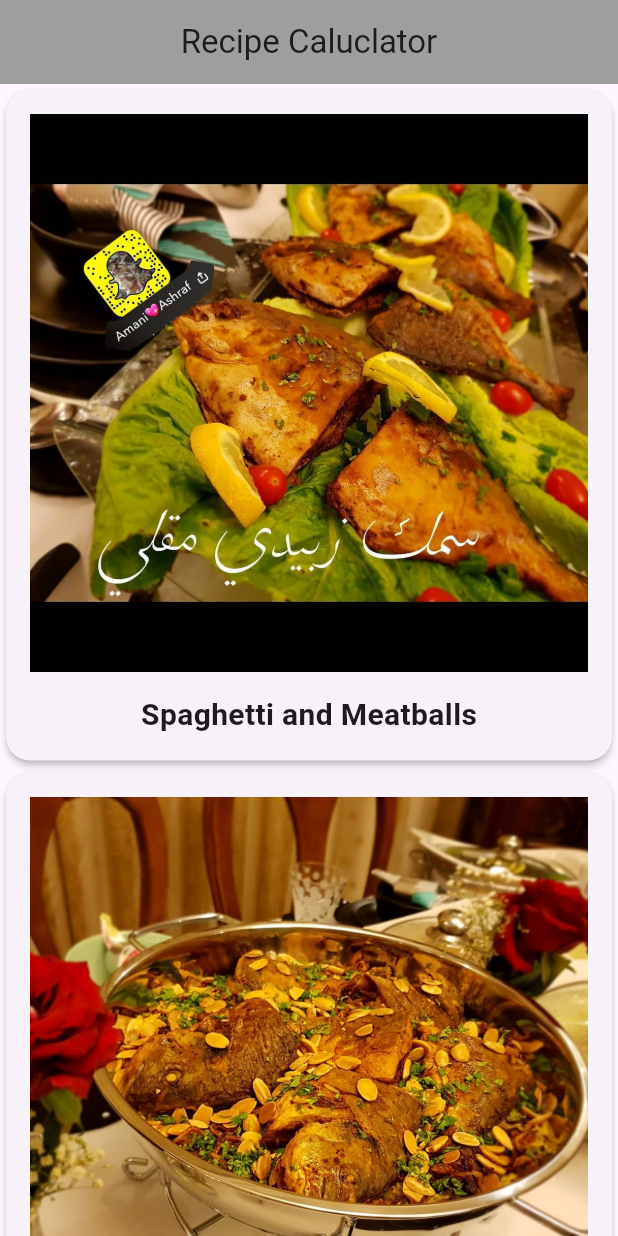
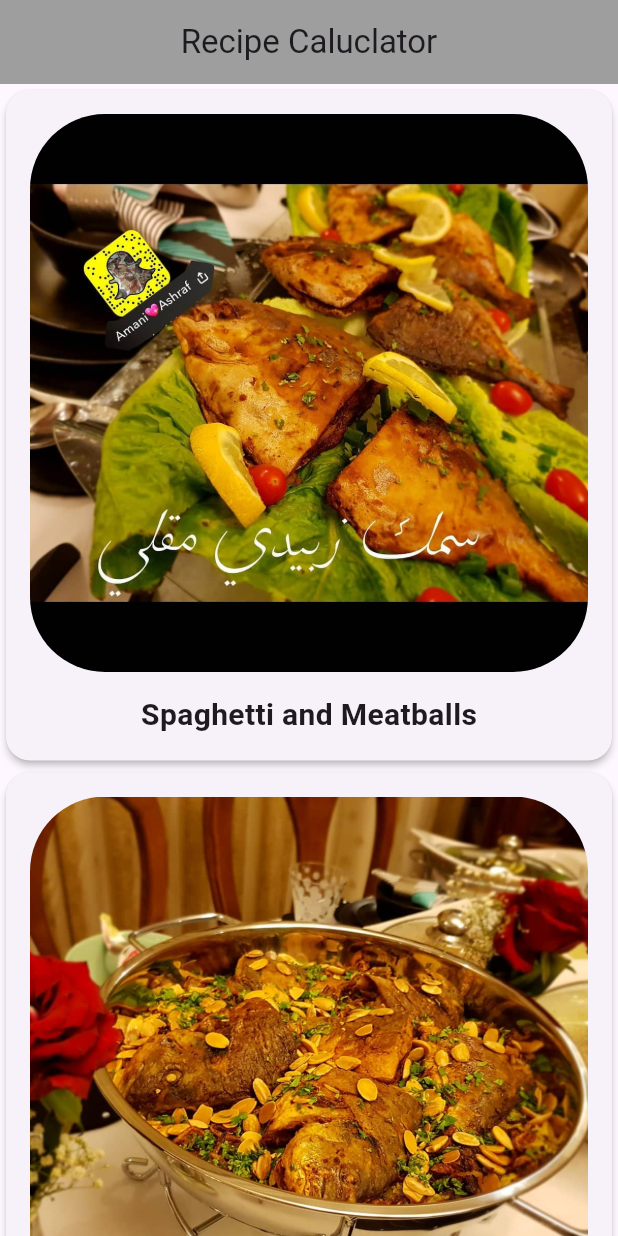
Before and after one commit to sajidammar/recipes_flutter, a Flutter app: the screen it shows after launch, on a phone screen of 412 x 824 dp. Run offline on Flutter 3.47's test engine with Material 3 defaults, Android fonts, the phone set to English and light mode, and no system bars; Roboto replaces fonts that are missing (Palatino).

Commit message:
هنا قمنا بعمل حواف لصور وقمنا بتغليف الصور بحاويه continer

```diff
--- a/lib/main.dart
+++ b/lib/main.dart
@@ -2,6 +2,7 @@
 import 'recipe_detail.dart';
 import 'package:flutter/material.dart';
 import 'recipe.dart';
+
 void main() {
   runApp(const RecipeApp());
 }
@@ -87,7 +88,13 @@ class _MyHomePageState extends State<MyHomePage> {
         padding: const EdgeInsets.all(16.0),
         child: Column(
           children: <Widget>[
-            Image(image: AssetImage(recipe.imageUrl)),
+            Container(
+              clipBehavior: Clip.antiAliasWithSaveLayer,
+              decoration: BoxDecoration(
+                borderRadius: BorderRadius.circular(50),
+              ),
+              child: Image(image: AssetImage(recipe.imageUrl)),
+            ),
             const SizedBox(height: 14.0),
 
             Text(
```
Also changed, not shown: pubspec.lock.
